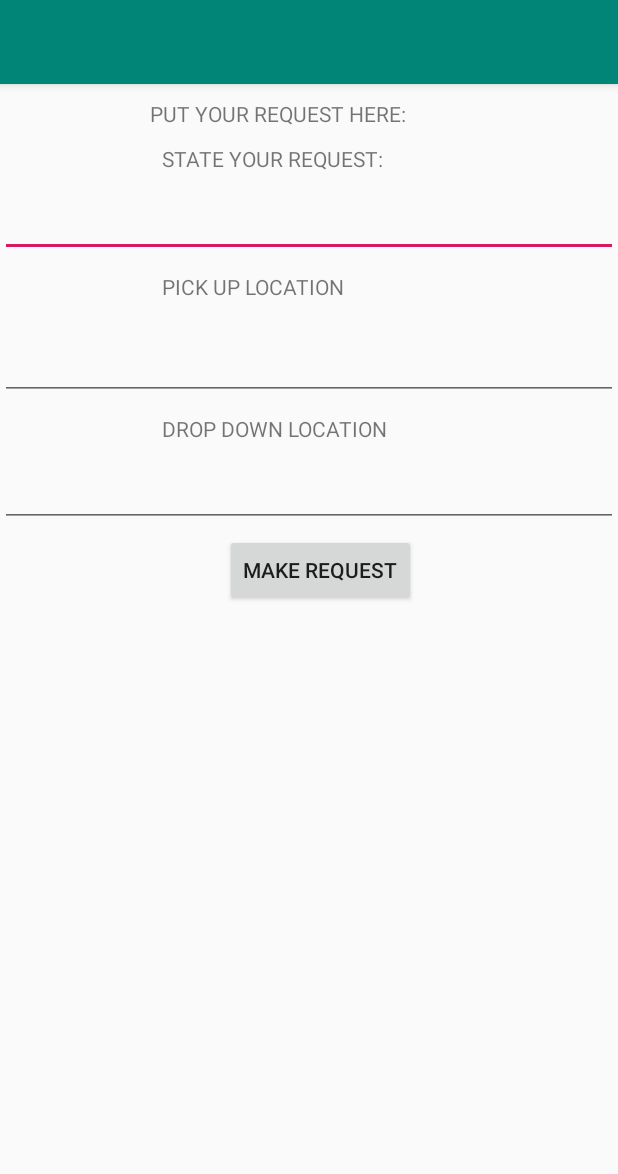
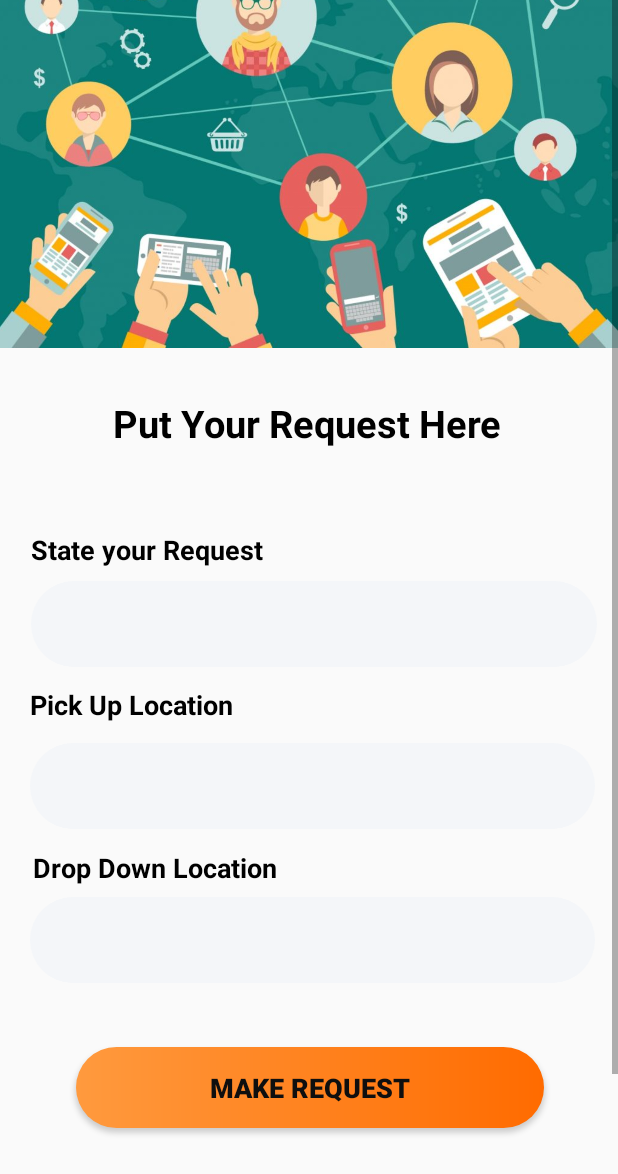
Before and after one commit to mrintro/count_on_me, an Android app: the Make_Requests_Activity screen opened directly, with no data from a screen before it, on a phone screen of 412 x 824 dp. Shown: the top 1174 px of the screen. Run offline under Robolectric (Android 15) with nearby library versions, the phone set to English and light mode, and no system bars; our stand-ins replace Firebase (no records; nobody signed in at launch, a user with empty details on screens opened directly); 1 statement that could not run was skipped.

```diff
--- a/app/src/main/AndroidManifest.xml
+++ b/app/src/main/AndroidManifest.xml
@@ -9,7 +9,6 @@
         android:roundIcon="@mipmap/ic_launcher_round"
         android:supportsRtl="true"
         android:theme="@style/AppTheme">
-        <activity android:name=".mainpage"></activity>
         <activity android:name=".cancel_request_Activity" />
         <activity android:name=".Make_Requests_Activity" />
         <activity android:name=".profile_activity" />
--- a/app/src/main/java/com/example/excaliberani/Make_Requests_Activity.java
+++ b/app/src/main/java/com/example/excaliberani/Make_Requests_Activity.java
@@ -34,6 +34,7 @@ public class Make_Requests_Activity extends AppCompatActivity {
     @Override
     protected void onCreate(Bundle savedInstanceState) {
         super.onCreate(savedInstanceState);
+        getSupportActionBar().hide();
         setContentView(R.layout.activity_make__requests_);
 
         userx=new RememberUser(this);
--- a/app/src/main/res/layout/activity_make__requests_.xml
+++ b/app/src/main/res/layout/activity_make__requests_.xml
@@ -4,61 +4,150 @@
     xmlns:tools="http://schemas.android.com/tools"
     android:layout_width="match_parent"
     android:layout_height="match_parent"
+    android:descendantFocusability="beforeDescendants"
+    android:focusableInTouchMode="true"
     tools:context=".Make_Requests_Activity">
 
-    <TextView
-        android:layout_width="wrap_content"
+    <ScrollView
+        android:id="@+id/scrollView2"
+        android:layout_width="fill_parent"
         android:layout_height="wrap_content"
-        android:text="PUT YOUR REQUEST HERE:"
-        android:layout_marginTop="10dp"
-        android:layout_marginLeft="100dp"/>
+        android:layout_alignParentStart="true"
+        android:layout_marginStart="0dp"
+        android:layout_marginTop="0dp">
+
+        <RelativeLayout
+            android:layout_width="fill_parent"
+            android:layout_height="fill_parent"
+            android:orientation="vertical">
+
+            <ImageView
+                android:id="@+id/imageView2"
+                android:layout_width="match_parent"
+                android:layout_height="650dp"
+                android:layout_alignParentStart="true"
+                android:layout_alignParentTop="true"
+                android:layout_marginStart="-1dp"
+                android:layout_marginTop="-263dp"
+                app:srcCompat="@drawable/ex" />
 
             <TextView
-        android:layout_width="wrap_content"
+                android:layout_width="274dp"
+                android:layout_height="58dp"
+                android:layout_alignParentTop="true"
+                android:layout_alignParentEnd="true"
+                android:layout_marginTop="253dp"
+                android:layout_marginEnd="70dp"
+                android:gravity="center"
+                android:text="Put Your Request Here"
+                android:textColor="#000000"
+                android:textSize="25dp"
+                android:textStyle="bold" />
+
+            <TextView
+                android:layout_width="202dp"
                 android:layout_height="wrap_content"
-        android:text="STATE YOUR REQUEST:"
-        android:layout_marginTop="40dp"
-        android:layout_marginLeft="108dp"
-        />
+                android:layout_alignParentTop="true"
+                android:layout_alignParentEnd="true"
+                android:layout_marginStart="20dp"
+                android:layout_marginTop="354dp"
+                android:layout_marginEnd="189dp"
+
+                android:text="State your Request"
+                android:textColor="#000000"
+                android:textSize="18dp"
+                android:textStyle="bold" />
 
             <EditText
-        android:layout_width="match_parent"
-        android:layout_height="wrap_content"
                 android:id="@+id/req_state"
-        android:layout_marginTop="70dp"/>
+                android:layout_width="377dp"
+                android:layout_height="57dp"
+                android:layout_alignParentTop="true"
+                android:layout_alignParentEnd="true"
+                android:layout_centerHorizontal="true"
+                android:layout_marginStart="20dp"
+                android:layout_marginTop="387dp"
+                android:layout_marginEnd="14dp"
+                android:layout_marginBottom="196dp"
+                android:background="@drawable/sign"
+                android:hint=""
+                android:paddingLeft="18dp" />
 
             <TextView
-        android:layout_width="wrap_content"
+                android:layout_width="202dp"
                 android:layout_height="wrap_content"
-        android:text="PICK UP LOCATION"
-        android:layout_marginTop="125dp"
-        android:layout_marginLeft="108dp"
-        />
+                android:layout_alignParentTop="true"
+                android:layout_alignParentEnd="true"
+                android:layout_marginStart="20dp"
+                android:layout_marginTop="457dp"
+                android:layout_marginEnd="208dp"
+
+                android:text="Pick Up Location"
+                android:textColor="#000000"
+                android:textSize="18dp"
+                android:textStyle="bold" />
 
             <EditText
-        android:layout_width="match_parent"
-        android:layout_height="wrap_content"
-        android:id="@+id/pick_up"
-        android:layout_marginTop="165dp"/>
-    <TextView
-        android:layout_width="wrap_content"
-        android:layout_height="wrap_content"
-        android:text="DROP DOWN LOCATION"
-        android:layout_marginTop="220dp"
-        android:layout_marginLeft="108dp"
-        />
+                android:id="@+id/drop_down"
+                android:layout_width="377dp"
+                android:layout_height="57dp"
+                android:layout_alignParentTop="true"
+                android:layout_alignParentEnd="true"
+                android:layout_centerHorizontal="true"
+                android:layout_marginStart="20dp"
+                android:layout_marginTop="495dp"
+                android:layout_marginEnd="15dp"
+                android:layout_marginBottom="196dp"
+                android:background="@drawable/sign"
+                android:hint=""
+                android:paddingLeft="18dp" />
 
             <EditText
-        android:layout_width="match_parent"
+                android:id="@+id/pick_up"
+                android:layout_width="377dp"
+                android:layout_height="57dp"
+                android:layout_alignParentTop="true"
+                android:layout_alignParentEnd="true"
+                android:layout_centerHorizontal="true"
+                android:layout_marginStart="20dp"
+                android:layout_marginTop="598dp"
+                android:layout_marginEnd="15dp"
+                android:layout_marginBottom="196dp"
+                android:background="@drawable/sign"
+                android:hint=""
+                android:paddingLeft="18dp" />
+
+            <TextView
+                android:layout_width="194dp"
                 android:layout_height="wrap_content"
-        android:id="@+id/drop_down"
-        android:layout_marginTop="250dp"/>
+                android:layout_alignParentTop="true"
+                android:layout_alignParentEnd="true"
+                android:layout_marginStart="20dp"
+                android:layout_marginTop="566dp"
+                android:layout_marginEnd="196dp"
+                android:text="Drop Down Location"
+                android:textColor="#000000"
+                android:textSize="18dp"
+                android:textStyle="bold" />
 
             <Button
-        android:layout_width="wrap_content"
-        android:layout_height="wrap_content"
                 android:id="@+id/btn_makereq"
-        android:text="MAKE REQUEST"
-        android:layout_marginTop="300dp"
-        android:layout_marginLeft="150dp"/>
+                android:layout_width="312dp"
+                android:layout_height="54dp"
+                android:layout_alignParentTop="true"
+                android:layout_alignParentEnd="true"
+                android:layout_centerHorizontal="true"
+                android:layout_marginStart="41dp"
+                android:layout_marginTop="698dp"
+                android:layout_marginEnd="49dp"
+                android:layout_marginBottom="196dp"
+                android:background="@drawable/bgbutton"
+                android:text="Make Request"
+                android:textColor="#0F0F0F"
+                android:textSize="18dp"
+                android:textStyle="bold"/>
+
+
         </RelativeLayout>
+    </ScrollView>
+</RelativeLayout>
--- a/app/src/main/res/layout/slide_layout.xml
+++ b/app/src/main/res/layout/slide_layout.xml
@@ -23,7 +23,7 @@
         android:layout_marginBottom="273dp"
         android:gravity="center"
         android:text="Profile"
-        android:textColor="#000000"
+        android:textColor="#FFFFFF"
         android:textSize="20dp"
         android:textStyle="bold" />
 
```
Also changed, not shown: app/src/main/java/com/example/excaliberani/mainpage.java (deleted, +0 -51 lines), app/src/main/res/layout/activity_main__menu.xml (+13 -14 lines), app/src/main/res/layout/activity_mainpage.xml (deleted, +0 -48 lines), app/src/main/res/drawable/backgroundmain.png (added), app/src/main/res/drawable/logout.png (added). Lines whose indentation alone changed are shown as unchanged.
